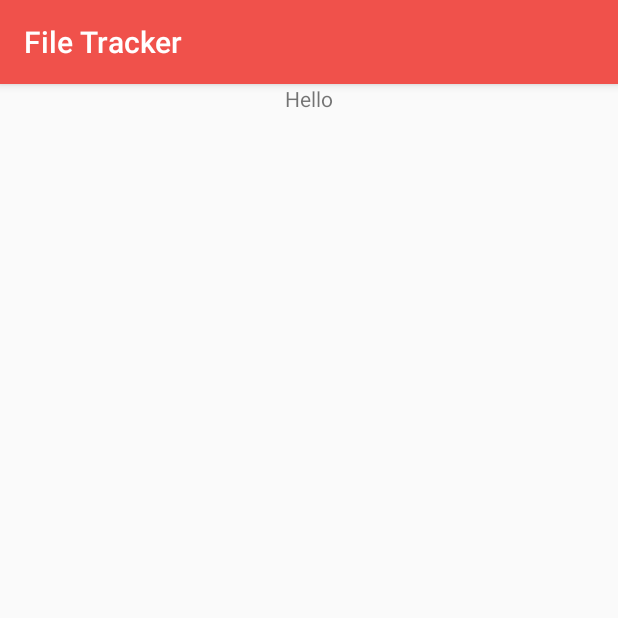
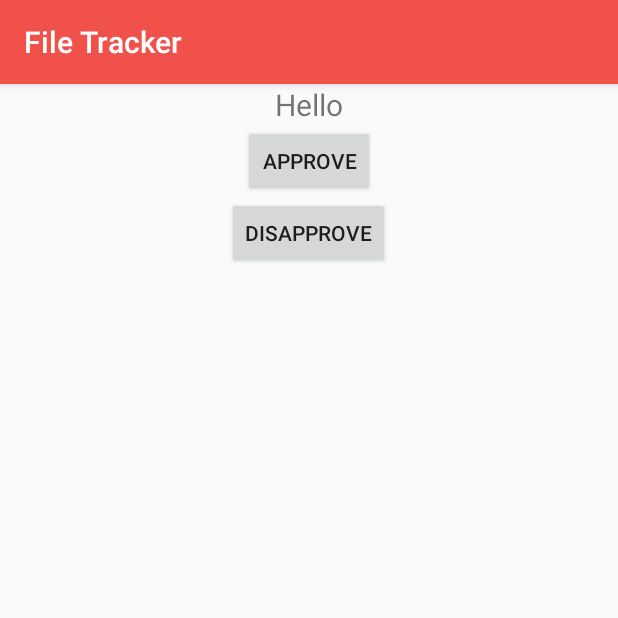
Before and after one commit to Amrit-pal-Singh/File-Management-System, an Android app: the ApproveDisapproveItemActivity screen opened directly, with no data from a screen before it, on a phone screen of 412 x 824 dp, the top half of it. Run offline under Robolectric (Android 15) with nearby library versions, the phone set to English and light mode, and no system bars.

Commit message:
BarCode Reader for Approve Disapprove More Edits

```diff
--- a/src/App/FileManagement/app/src/main/res/layout/activity_approve_disapprove_item.xml
+++ b/src/App/FileManagement/app/src/main/res/layout/activity_approve_disapprove_item.xml
@@ -4,13 +4,27 @@
     xmlns:tools="http://schemas.android.com/tools"
     android:layout_width="match_parent"
     android:layout_height="match_parent"
-    tools:context=".ApproveDisapproveItemActivity">
+    tools:context=".ApproveDisapproveItemActivity"
+    android:orientation="vertical">
 
     <TextView
         android:id="@+id/textAD"
-        android:layout_width="match_parent"
+        android:layout_width="wrap_content"
         android:layout_height="wrap_content"
-        android:gravity="center"
+        android:layout_gravity="center"
+        android:textSize="20sp"
         android:text="Hello"></TextView>
 
+    <Button
+        android:layout_width="wrap_content"
+        android:layout_height="wrap_content"
+        android:layout_gravity="center"
+        android:text="@string/approve"></Button>
+
+    <Button
+        android:layout_width="wrap_content"
+        android:layout_height="wrap_content"
+        android:layout_gravity="center"
+        android:text="@string/disapprove"></Button>
+
 </LinearLayout>
--- a/src/App/FileManagement/app/src/main/res/layout/fragment_approve_disapprove.xml
+++ b/src/App/FileManagement/app/src/main/res/layout/fragment_approve_disapprove.xml
@@ -14,13 +14,14 @@
 
     <TextView
         android:id="@+id/txtBarcodeValue"
-        android:layout_width="wrap_content"
+        android:layout_width="match_parent"
         android:layout_height="wrap_content"
         android:layout_alignParentTop="true"
         android:layout_marginLeft="@dimen/activity_horizontal_margin"
         android:layout_marginStart="@dimen/activity_horizontal_margin"
         android:text="No Barcode Detected"
         android:textColor="@android:color/white"
+        android:gravity="center"
         android:textSize="20sp" />
 
 </RelativeLayout>
--- a/src/App/FileManagement/app/src/main/res/values/strings.xml
+++ b/src/App/FileManagement/app/src/main/res/values/strings.xml
@@ -20,6 +20,8 @@
     <string name="nav_header_desc">Navigation header</string>
     <string name="action_settings">Settings</string>
     <string name="spinner_prompt_home">Roles</string>
+    <string name="disapprove">Disapprove</string>
+    <string name="approve">Approve</string>
 
     <string name="menu_home">Home</string>
     <string name="menu_batch_processing">Batch Processing</string>
```
Also changed, not shown: src/App/FileManagement/app/src/main/java/com/example/filemanagement/ApproveDisapproveItemActivity.java (+23 -0 lines).
